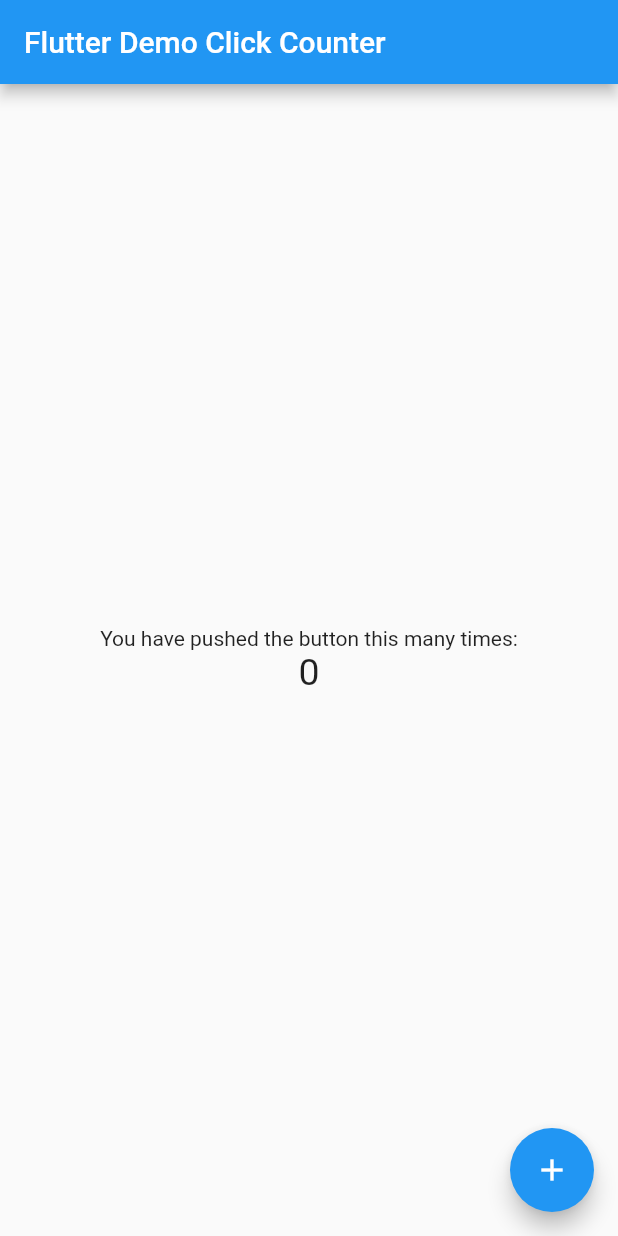
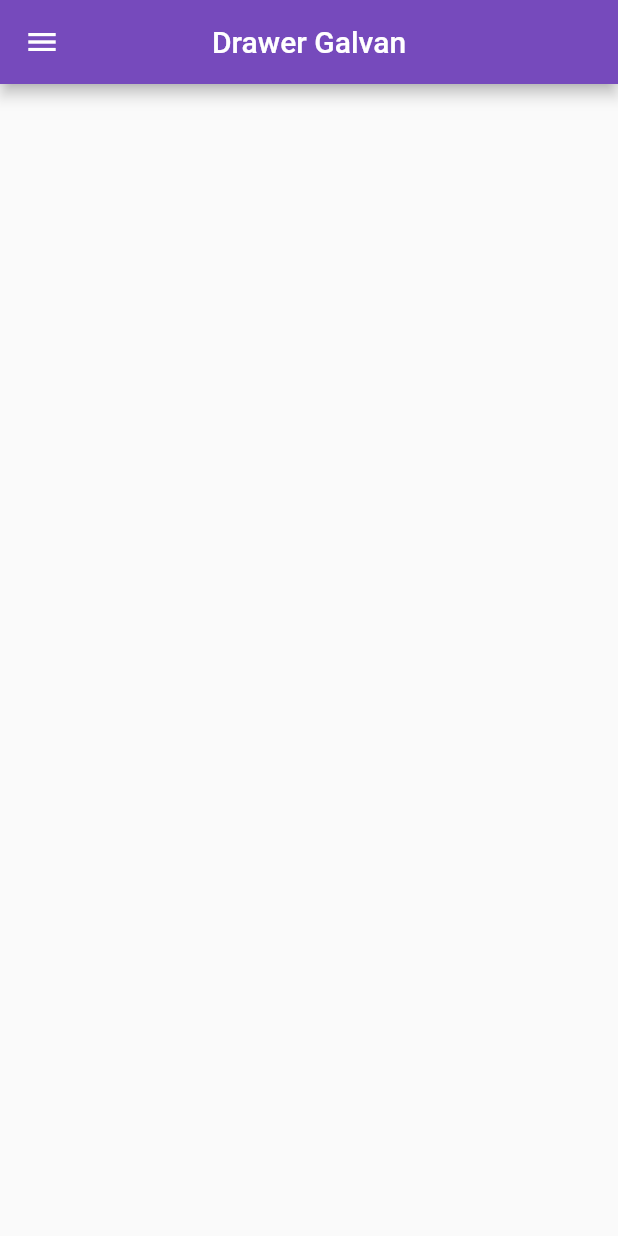
Before and after one commit to VictoriaGalvan/Drawer_p_4, a Flutter app: the screen it shows after launch, on a phone screen of 412 x 824 dp. Run offline on Flutter 3.47's test engine with Material 2 defaults, Android fonts, the phone set to English and light mode, and no system bars.

Commit message:
drawerV2

```diff
--- a/lib/main.dart
+++ b/lib/main.dart
@@ -4,15 +4,16 @@ void main() => runApp(MyApp());
 
 class MyApp extends StatelessWidget {
   const MyApp({super.key});
-  static const String _title = 'Flutter Stateful Clicker Counter';
+  static const String _title = 'Drawer de Galvan';
   // This widget is the root of your application.
   @override
   Widget build(BuildContext context) {
     return MaterialApp(
       title: _title,
       theme: ThemeData(
-        primarySwatch: Colors.blue,
+        primarySwatch: Colors.blueGrey,
       ),
+      debugShowCheckedModeBanner: false,
       home: MyHomePage(),
     );
   }
@@ -20,72 +21,62 @@ class MyApp extends StatelessWidget {
 
 class MyHomePage extends StatefulWidget {
   const MyHomePage({super.key});
-  // This widget is the home page of your application. It is stateful, meaning
-  // that it has a State object (defined below) that contains fields that affect
-  // how it looks.
-  // This class is the configuration for the state.
+
   @override
   _MyHomePageState createState() => _MyHomePageState();
 }
 
 class _MyHomePageState extends State<MyHomePage> {
-  int _counter = 0;
-
-  void _incrementCounter() {
-    setState(() {
-      // This call to setState tells the Flutter framework that something has
-      // changed in this State, which causes it to rerun the build method below
-      // so that the display can reflect the updated values. If we changed
-      // _counter without calling setState(), then the build method would not be
-      // called again, and so nothing would appear to happen.
-      _counter++;
-    });
-  }
-
   @override
   Widget build(BuildContext context) {
-    // This method is rerun every time setState is called, for instance as done
-    // by the _incrementCounter method above.
-    //
-    // The Flutter framework has been optimized to make rerunning build methods
-    // fast, so that you can just rebuild anything that needs updating rather
-    // than having to individually change instances of widgets.
     return Scaffold(
       appBar: AppBar(
-        // Here we take the value from the MyHomePage object that was created by
-        // the App.build method, and use it to set our appbar title.
-        title: Text('Flutter Demo Click Counter'),
+        centerTitle: true,
+        backgroundColor: const Color(0xff764abc),
+        title: Text('Drawer Galvan'),
       ),
-      body: Center(
-        // Center is a layout widget. It takes a single child and positions it
-        // in the middle of the parent.
-        child: Column(
-          // Column is also a layout widget. It takes a list of children and
-          // arranges them vertically. By default, it sizes itself to fit its
-          // children horizontally, and tries to be as tall as its parent.
-          //
-          // Column has various properties to control how it sizes itself and
-          // how it positions its children. Here we use mainAxisAlignment to
-          // center the children vertically; the main axis here is the vertical
-          // axis because Columns are vertical (the cross axis would be
-          // horizontal).
-          mainAxisAlignment: MainAxisAlignment.center,
-          children: <Widget>[
-            Text(
-              'You have pushed the button this many times:',
+      drawer: Drawer(
+        child: ListView(
+          // Important: Remove any padding from the ListView.
+          padding: EdgeInsets.zero,
+          children: [
+            const DrawerHeader(
+              decoration: BoxDecoration(
+                color: Colors.green,
+              ),
+              child: Text('Encabezado'),
             ),
-            Text(
-              '$_counter',
-              style: TextStyle(fontSize: 25),
+            ListTile(
+              leading: Icon(
+                Icons.home,
+              ),
+              title: const Text('Pagina 1'),
+              onTap: () {
+                Navigator.pop(context);
+              },
+            ),
+            ListTile(
+              leading: Icon(
+                Icons.train,
+              ),
+              title: const Text('Pagina 2'),
+              onTap: () {
+                Navigator.pop(context);
+              },
+            ),
+            ListTile(
+              leading: Icon(
+                Icons.accessibility_new,
+              ),
+              title: const Text('Pagina 3'),
+              onTap: () {
+                Navigator.pop(context);
+              },
             ),
           ],
         ),
       ),
-      floatingActionButton: FloatingActionButton(
-        onPressed: _incrementCounter,
-        tooltip: 'Increment',
-        child: Icon(Icons.add),
-      ),
+      body: Center(),
     );
   }
 }
```
